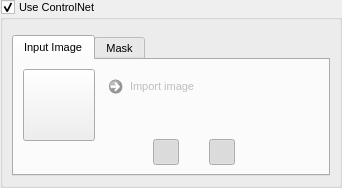
Above: src/airunner/widgets/controlnet_settings/templates/controlnet_settings.ui from Capsize-Games/airunner before the change. Below: the same form after it.
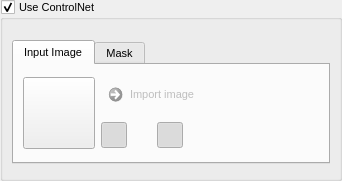
That is the form after the change. Icons and pictures are not drawn. Custom widgets are drawn as their Qt base class.

Commit message: improvements to input image and controlnet widget styles

Patch:
```diff
--- a/src/airunner/widgets/controlnet_settings/templates/controlnet_settings.ui
+++ b/src/airunner/widgets/controlnet_settings/templates/controlnet_settings.ui
@@ -7,7 +7,7 @@
     <x>0</x>
     <y>0</y>
     <width>342</width>
-    <height>188</height>
+    <height>181</height>
    </rect>
   </property>
   <property name="maximumSize">
@@ -112,14 +112,14 @@
           <widget class="QTabWidget" name="tabWidget">
            <property name="minimumSize">
             <size>
-             <width>240</width>
+             <width>0</width>
              <height>0</height>
             </size>
            </property>
            <property name="maximumSize">
             <size>
              <width>16777215</width>
-             <height>16777215</height>
+             <height>124</height>
             </size>
            </property>
            <property name="font">
@@ -136,9 +136,7 @@
              <string>Input Image</string>
             </attribute>
             <layout class="QGridLayout" name="gridLayout_2">
-             <item row="0" column="0">
-              <layout class="QVBoxLayout" name="verticalLayout_2">
-               <item>
+             <item row="0" column="0" rowspan="2">
                 <widget class="QPushButton" name="image_thumbnail">
                  <property name="minimumSize">
                   <size>
@@ -169,94 +167,11 @@
                  </property>
                 </widget>
                </item>
-               <item>
-                <spacer name="verticalSpacer_3">
-                 <property name="orientation">
-                  <enum>Qt::Vertical</enum>
-                 </property>
-                 <property name="sizeHint" stdset="0">
-                  <size>
-                   <width>20</width>
-                   <height>40</height>
-                  </size>
-                 </property>
-                </spacer>
-               </item>
-              </layout>
-             </item>
-             <item row="0" column="1">
-              <layout class="QVBoxLayout" name="verticalLayout">
-               <property name="spacing">
-                <number>10</number>
-               </property>
-               <item>
-                <widget class="QCommandLinkButton" name="import_image_button">
-                 <property name="enabled">
-                  <bool>false</bool>
-                 </property>
-                 <property name="sizePolicy">
-                  <sizepolicy hsizetype="MinimumExpanding" vsizetype="Preferred">
-                   <horstretch>0</horstretch>
-                   <verstretch>0</verstretch>
-                  </sizepolicy>
-                 </property>
-                 <property name="minimumSize">
-                  <size>
-                   <width>0</width>
-                   <height>35</height>
-                  </size>
-                 </property>
-                 <property name="maximumSize">
-                  <size>
-                   <width>16777215</width>
-                   <height>35</height>
-                  </size>
-                 </property>
-                 <property name="font">
-                  <font>
-                   <pointsize>8</pointsize>
-                   <bold>false</bold>
-                  </font>
-                 </property>
-                 <property name="cursor">
-                  <cursorShape>PointingHandCursor</cursorShape>
-                 </property>
-                 <property name="text">
-                  <string>Import image</string>
-                 </property>
-                </widget>
-               </item>
-               <item>
-                <spacer name="verticalSpacer">
-                 <property name="orientation">
-                  <enum>Qt::Vertical</enum>
-                 </property>
-                 <property name="sizeHint" stdset="0">
-                  <size>
-                   <width>20</width>
-                   <height>40</height>
-                  </size>
-                 </property>
-                </spacer>
-               </item>
-               <item>
+             <item row="1" column="1">
                 <layout class="QHBoxLayout" name="horizontalLayout_2">
                  <property name="spacing">
                   <number>2</number>
                  </property>
-                 <item>
-                  <spacer name="horizontalSpacer">
-                   <property name="orientation">
-                    <enum>Qt::Horizontal</enum>
-                   </property>
-                   <property name="sizeHint" stdset="0">
-                    <size>
-                     <width>40</width>
-                     <height>20</height>
-                    </size>
-                   </property>
-                  </spacer>
-                 </item>
                  <item>
                   <widget class="QPushButton" name="link_settings_button">
                    <property name="minimumSize">
@@ -473,10 +388,58 @@
                    </property>
                   </widget>
                  </item>
-                </layout>
+               <item>
+                <spacer name="horizontalSpacer">
+                 <property name="orientation">
+                  <enum>Qt::Horizontal</enum>
+                 </property>
+                 <property name="sizeHint" stdset="0">
+                  <size>
+                   <width>40</width>
+                   <height>20</height>
+                  </size>
+                 </property>
+                </spacer>
                </item>
               </layout>
              </item>
+             <item row="0" column="1">
+              <widget class="QCommandLinkButton" name="import_image_button">
+               <property name="enabled">
+                <bool>false</bool>
+               </property>
+               <property name="sizePolicy">
+                <sizepolicy hsizetype="MinimumExpanding" vsizetype="Preferred">
+                 <horstretch>0</horstretch>
+                 <verstretch>0</verstretch>
+                </sizepolicy>
+               </property>
+               <property name="minimumSize">
+                <size>
+                 <width>0</width>
+                 <height>35</height>
+                </size>
+               </property>
+               <property name="maximumSize">
+                <size>
+                 <width>16777215</width>
+                 <height>35</height>
+                </size>
+               </property>
+               <property name="font">
+                <font>
+                 <pointsize>8</pointsize>
+                 <bold>false</bold>
+                </font>
+               </property>
+               <property name="cursor">
+                <cursorShape>PointingHandCursor</cursorShape>
+               </property>
+               <property name="text">
+                <string>Import image</string>
+               </property>
+              </widget>
+             </item>
             </layout>
            </widget>
            <widget class="QWidget" name="tab_8">
```
Left out of the diff: 140 changed lines with no effect on the pictures. Lines whose indentation alone changed are shown as unchanged. The commit also changes 9 other files.
